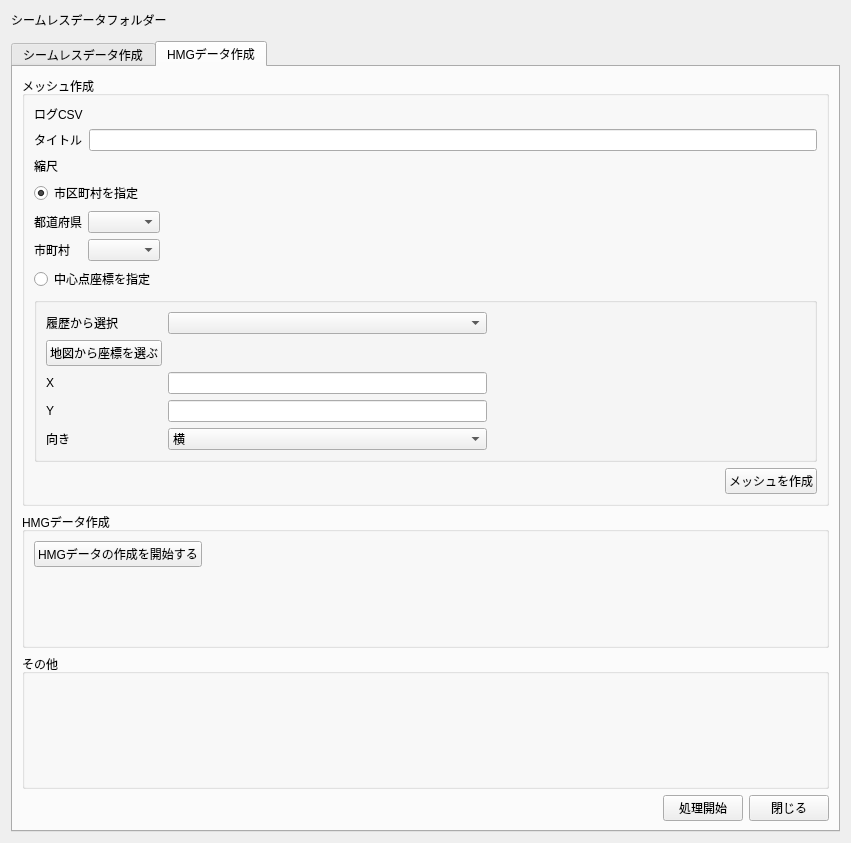
Before: the Qt Designer form ui/main_window.ui in 0712kazu/HazardMapGame_tool, drawn with Qt 5.
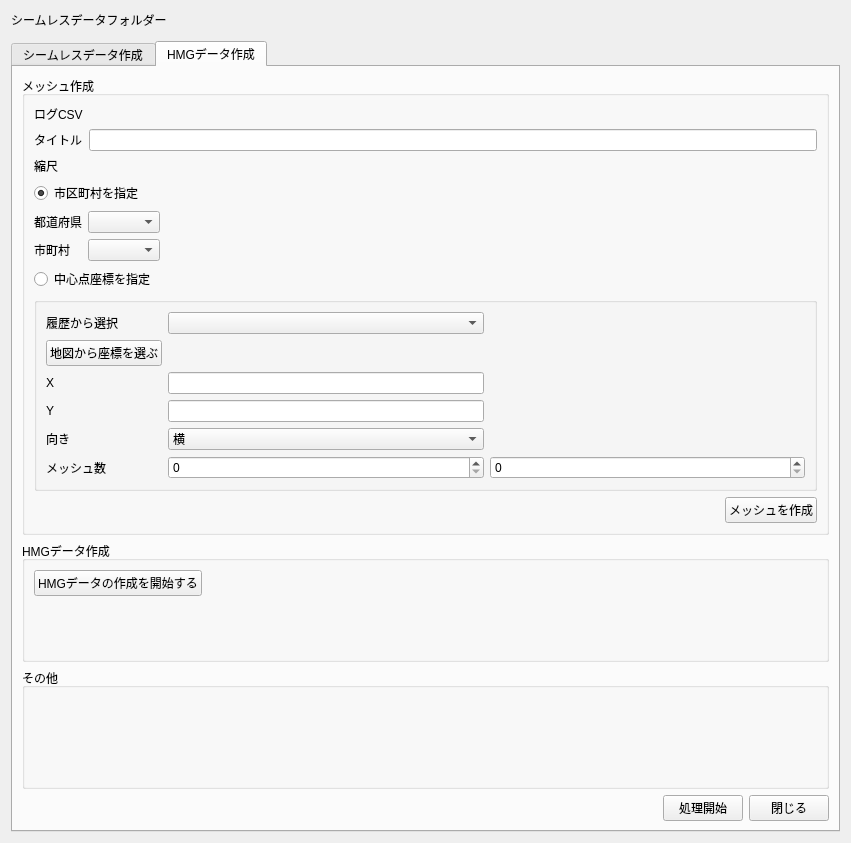
After: the same form once the commit is applied. The open tabs and pages were chosen to show the change. Custom widgets are drawn as their Qt base class.

Commit message:
Implement nb mesh as variable
WIP

```diff
--- a/ui/main_window.ui
+++ b/ui/main_window.ui
@@ -495,6 +495,19 @@
                </property>
               </widget>
              </item>
+             <item row="9" column="0">
+              <widget class="QLabel" name="label_6">
+               <property name="text">
+                <string>メッシュ数</string>
+               </property>
+              </widget>
+             </item>
+             <item row="9" column="1">
+              <widget class="QSpinBox" name="nb_mesh1"/>
+             </item>
+             <item row="9" column="2">
+              <widget class="QSpinBox" name="nb_mesh2"/>
+             </item>
             </layout>
            </widget>
           </item>
```
Left out of the diff: 3 changed lines with no effect on the pictures. The commit also changes 2 other files.
